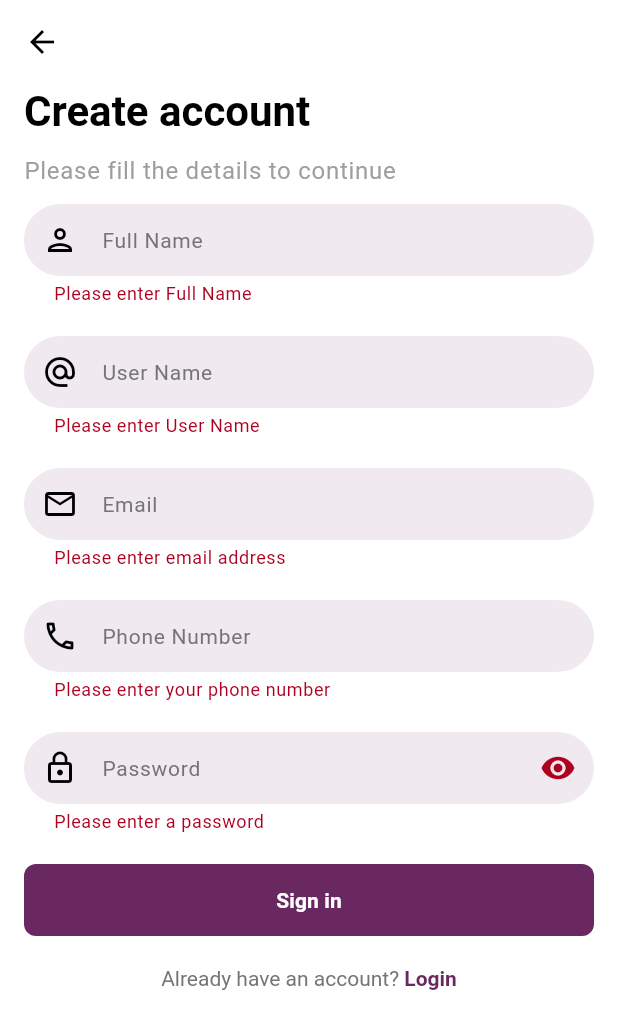
After one commit to Jaya-supriya-somasani/chat_app_flutter, a Flutter app: the SignUpScreen screen opened directly, after a tap on "Sign in", on a phone screen of 412 x 824 dp. The commit adds this screen. Shown: the top 1029 px of the screen. Run offline on Flutter 3.47's test engine with Material 3 defaults, Android fonts, the phone set to English and light mode, and no system bars; our stand-ins replace flutter_svg.

Commit message:
ref: Sign up screen create and validators added in login and sign up screen

```diff
--- /dev/null
+++ b/lib/presentation/screens/auth/signup/sign_up_screen.dart
@@ -0,0 +1,208 @@
+import 'package:chat_app/core/widgets/custom_gradient_button.dart';
+import 'package:chat_app/core/widgets/custom_text_fields.dart';
+import 'package:flutter/gestures.dart';
+import 'package:flutter/material.dart';
+import '../../../../config/theme/app_theme.dart';
+import '../../../../config/theme/colors.dart';
+import '../../../../core/constants/app_constants.dart';
+import '../../../../core/constants/app_sizes.dart';
+
+class SignUpScreen extends StatefulWidget {
+  const SignUpScreen({super.key});
+
+  @override
+  State<SignUpScreen> createState() => _SignUpScreenState();
+}
+
+class _SignUpScreenState extends State<SignUpScreen> {
+  final _formKey = GlobalKey<FormState>();
+  final TextEditingController emailController = TextEditingController();
+  final TextEditingController passwordController = TextEditingController();
+  final TextEditingController nameController = TextEditingController();
+  final TextEditingController userNameController = TextEditingController();
+  final TextEditingController phoneNumberController = TextEditingController();
+
+  final _isPasswordVisible = false;
+  final _nameFocusNode = FocusNode();
+  final _emailFocusNode = FocusNode();
+  final _passwordFocusNode = FocusNode();
+  final _userNameFocusNode = FocusNode();
+  final _phoneNumberFocusNode = FocusNode();
+
+  @override
+  void dispose() {
+    emailController.dispose();
+    passwordController.dispose();
+    nameController.dispose();
+    userNameController.dispose();
+    phoneNumberController.dispose();
+    _nameFocusNode.dispose();
+    _emailFocusNode.dispose();
+    _passwordFocusNode.dispose();
+    _userNameFocusNode.dispose();
+    _phoneNumberFocusNode.dispose();
+    super.dispose();
+  }
+
+  String? _validateFullName(String? value) {
+    if (value == null || value.isEmpty) {
+      return "Please enter Full Name";
+    }
+    return null;
+  }
+
+  String? _validateUserName(String? value) {
+    if (value == null || value.isEmpty) {
+      return "Please enter User Name";
+    }
+    return null;
+  }
+
+  String? _validateEmail(String? value) {
+    if (value == null || value.isEmpty) {
+      return "Please enter email address";
+    }
+    final emailRegex = RegExp(r'^[\w-\.]+@([\w-]+\.)+[\w-]{2,4}$');
+    if (!emailRegex.hasMatch(value)) {
+      return 'Please enter a valid email address (e.g., example@email.com)';
+    }
+    return null;
+  }
+
+  String? _validatePassword(String? value) {
+    if (value == null || value.isEmpty) {
+      return 'Please enter a password';
+    }
+    if (value.length < 6) {
+      return 'Password must be at least 6 characters long';
+    }
+    return null;
+  }
+
+  String? _validatePhone(String? value) {
+    if (value == null || value.isEmpty) {
+      return 'Please enter your phone number';
+    }
+
+    final phoneRegex = RegExp(r'^\+?[\d\s-]{10,}$');
+    if (!phoneRegex.hasMatch(value)) {
+      return 'Please enter a valid phone number (e.g., +1234567890)';
+    }
+    return null;
+  }
+
+  @override
+  Widget build(BuildContext context) {
+    return SafeArea(
+        child: Scaffold(
+      appBar: AppBar(),
+      body: Form(
+          key: _formKey,
+          child: Padding(
+            padding: const EdgeInsets.only(left: 16, right: 16, bottom: 16),
+            child: SingleChildScrollView(
+              child: Column(
+                crossAxisAlignment: CrossAxisAlignment.start,
+                children: [
+                  Text("Create account",
+                      style: Theme.of(context)
+                          .textTheme
+                          .headlineMedium
+                          ?.copyWith(fontWeight: FontWeight.bold)),
+                  SizedBox(
+                    height: 10,
+                  ),
+                  Text("Please fill the details to continue",
+                      style: Theme.of(context)
+                          .textTheme
+                          .bodyLarge
+                          ?.copyWith(color: Colors.grey)),
+                  SizedBox(
+                    height: 10
+                  ),
+                  CustomTextFields(
+                    textEditingController: nameController,
+                    hintText: "Full Name",
+                    prefixIcon: Icon(Icons.person_outlined),
+                    validator: _validateFullName,
+                    focusNode: _nameFocusNode,
+                  ),
+                  SizedBox(height: 20),
+                  CustomTextFields(
+                    textEditingController: userNameController,
+                    hintText: "User Name",
+                    prefixIcon: Icon(Icons.alternate_email),
+                    validator: _validateUserName,
+                    focusNode: _userNameFocusNode,
+                  ),
+                  SizedBox(height: 20),
+                  CustomTextFields(
+                    textEditingController: emailController,
+                    hintText: "Email",
+                    prefixIcon: Icon(Icons.email_outlined),
+                    validator: _validateEmail,
+                    focusNode: _emailFocusNode,
+                  ),
+                  SizedBox(height: 20),
+                  CustomTextFields(
+                      textEditingController: phoneNumberController,
+                      hintText: "Phone Number",
+                      prefixIcon: Icon(Icons.phone_outlined),
+                  validator: _validatePhone,
+                  focusNode: _phoneNumberFocusNode,),
+                  SizedBox(height: 20),
+                  CustomTextFields(
+                    textEditingController: passwordController,
+                    hintText: "Password",
+                    prefixIcon: Icon(Icons.lock_outline),
+                    suffixIcon: Icon(Icons.visibility),
+                    validator: _validatePassword,
+                    focusNode: _passwordFocusNode,
+                  ),
+                  SizedBox(
+                    height: 20,
+                  ),
+                  CustomGradientButton(
+                      text: "Sign in",
+                      onPressed: () {
+                        FocusScope.of(context).unfocus();
+                        if (_formKey.currentState?.validate() ?? false) {}
+                      },
+                      textStyle: TextStyle(
+                          color: AppColors.whiteFeather,
+                          fontWeight: FontWeight.bold),
+                      gradientColors: [
+                        AppTheme.primaryColor,
+                        AppTheme.primaryColor
+                      ],
+                      borderRadius: AppSizes.size8),
+                  SizedBox(
+                    height: 20,
+                  ),
+                  Center(
+                    child: RichText(
+                      text: TextSpan(
+                          text: "Already have an account? ",
+                          style: TextStyle(color: Colors.grey.shade600),
+                          children: [
+                            TextSpan(
+                                text: AppConstants.login,
+                                style: TextStyle(
+                                    color: Theme.of(context).primaryColor,
+                                    fontWeight: FontWeight.bold),
+                                recognizer: TapGestureRecognizer()
+                                  ..onTap = () {
+                                    Navigator.pop(context);
+                                  })
+
+                            ///used to add onTop functionality
+                          ]),
+                    ),
+                  )
+                ],
+              ),
+            ),
+          )),
+    ));
+  }
+}
```
Also changed, not shown: lib/presentation/screens/auth/login/login_screen.dart (+66 -8 lines).
